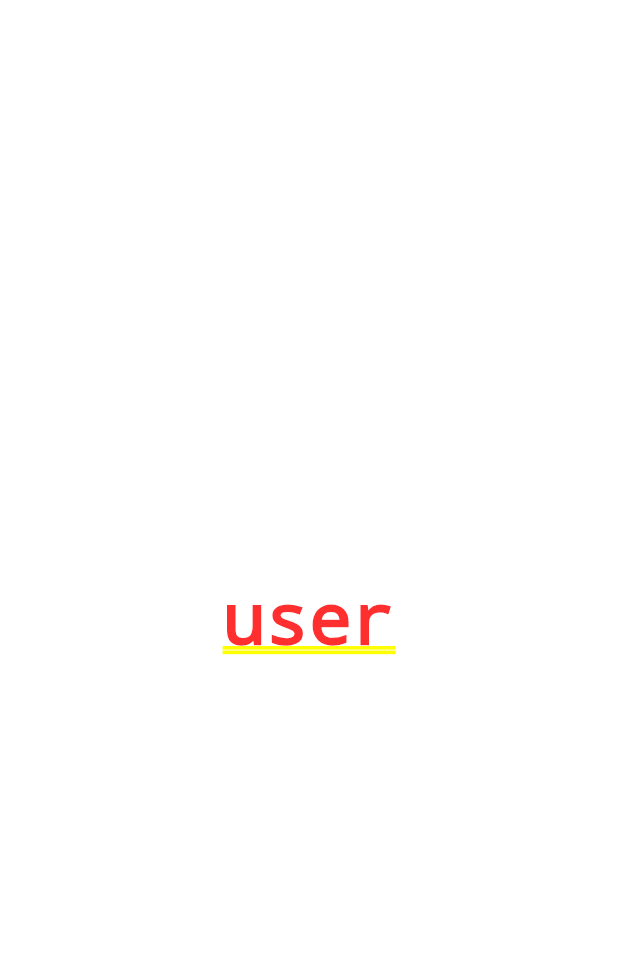
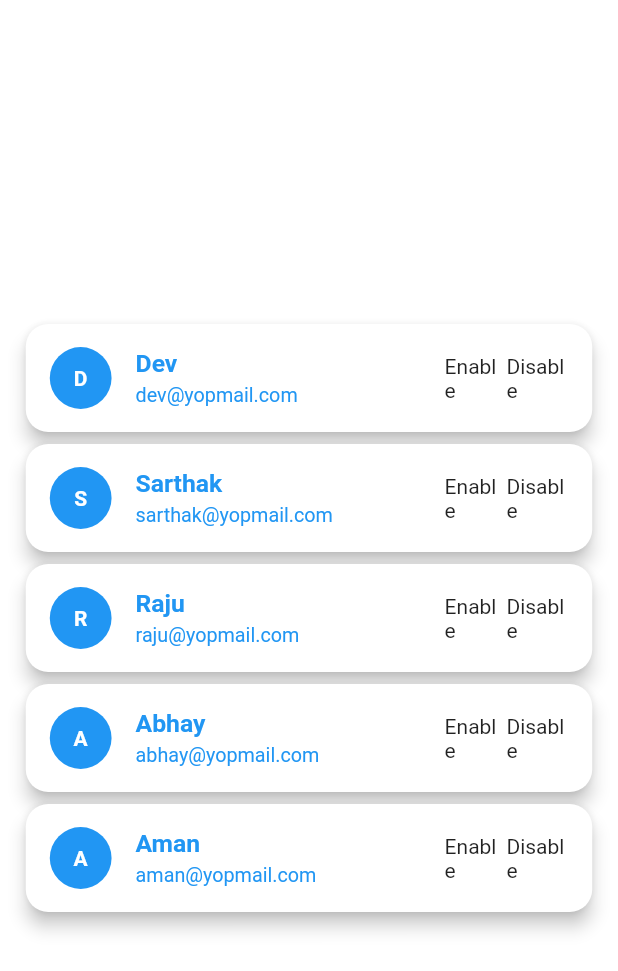
Before and after one commit to vivek45998/BuildEzi-Admin, a Flutter app: the UserPage screen opened by its route, on a phone screen of 412 x 824 dp. Shown: the top 971 px of the screen. Run offline on Flutter 3.47's test engine with Material 2 defaults, Android fonts, the phone set to English and light mode, and no system bars; our stand-ins replace email_validator, get_storage, google_fonts; missing offline and left inert: flutter_admin_scaffold; accounts and stored records are empty; network calls fail; Roboto replaces fonts that are missing (Sk-modernist).

Commit message:
user listing and start to work on user detail page

```diff
--- /dev/null
+++ b/assets/user_list.json
@@ -0,0 +1,45 @@
+[
+  {
+    "firstName": "dev",
+    "lastName": "mishra",
+    "email": "dev@yopmail.com",
+    "id": "1",
+    "type": "owner",
+    "image": "https://www.gravatar.com/avatar/205e460b479e2e5b48aec07710c08d50"
+  },
+  {
+    "firstName": "Sarthak",
+    "lastName": "mishra",
+    "email": "sarthak@yopmail.com",
+    "id": "2",
+    "type": "builder",
+    "image": "https://www.gravatar.com/avatar/205e460b479e2e5b48aec07710c08d50"
+  },
+  {
+    "firstName": "raju",
+    "lastName": "mishra",
+    "email": "raju@yopmail.com",
+    "id": "1",
+    "name": "raju",
+    "type": "builder",
+    "image": "https://www.gravatar.com/avatar/205e460b479e2e5b48aec07710c08d50"
+  },
+  {
+    "firstName": "abhay",
+    "lastName": "mishra",
+    "email": "abhay@yopmail.com",
+    "id": "1",
+    "name": "abhay",
+    "type": "builder",
+    "image": "https://www.gravatar.com/avatar/205e460b479e2e5b48aec07710c08d50"
+  },
+  {
+    "firstName": "aman",
+    "lastName": "mishra",
+    "email": "aman@yopmail.com",
+    "id": "1",
+    "name": "aman",
+    "type": "builder",
+    "image": "https://www.gravatar.com/avatar/205e460b479e2e5b48aec07710c08d50"
+  }
+]
--- a/lib/admin_page/project.dart
+++ b/lib/admin_page/project/project.dart
@@ -2,7 +2,7 @@ import 'package:flutter/material.dart';
 
 class ProjectPage extends StatelessWidget {
   const ProjectPage({Key? key}) : super(key: key);
-  static const String id = "projectPage";
+
 
   @override
   Widget build(BuildContext context) {
--- /dev/null
+++ b/lib/admin_page/user/user_list.dart
@@ -0,0 +1,54 @@
+import 'dart:convert';
+
+import 'package:flutter/material.dart';
+import 'package:flutter/services.dart';
+import 'package:web/admin_page/user/user_page.dart';
+import 'package:web/extention_function.dart';
+import 'package:web/model/user_data.dart';
+import 'package:web/values/app_assets.dart';
+
+class UserPage extends StatefulWidget {
+  const UserPage({Key? key}) : super(key: key);
+
+  @override
+  State<UserPage> createState() => _UserPageState();
+}
+
+class _UserPageState extends State<UserPage> {
+  var userData = <UserData>[];
+
+  @override
+  void initState() {
+    super.initState();
+    readJsonUserList();
+  }
+
+  readJsonUserList() async {
+    var countryData = await rootBundle.loadString(AppAssets.userJson);
+    var list = List<UserData>.from(
+        jsonDecode(countryData).map((x) => UserData.fromJson(x)));
+    userData.clear();
+    setState(() {
+      userData.addAll(list);
+    });
+  }
+
+  @override
+  Widget build(BuildContext context) {
+    return Center(
+      child: ListView.builder(
+        shrinkWrap: true,
+        itemBuilder: (BuildContext context, index) {
+          var user = userData[index];
+          return UserItem(user:user);
+        },
+        itemCount: userData.length,
+      ),
+    );
+    return const Scaffold(
+      body: Center(
+        child: Text("user"),
+      ),
+    );
+  }
+}
--- /dev/null
+++ b/lib/admin_page/user/user_page.dart
@@ -0,0 +1,85 @@
+// ignore_for_file: must_be_immutable
+
+import 'package:flutter/material.dart';
+import 'package:web/admin_page/user/user_detail_page.dart';
+import 'package:web/extention_function.dart';
+import 'package:web/model/user_data.dart';
+import 'package:web/values/app_strings.dart';
+
+class UserItem extends StatelessWidget {
+  UserItem({Key? key, this.user}) : super(key: key);
+  UserData? user;
+  double height = 0;
+  double width = 0;
+
+  @override
+  Widget build(BuildContext context) {
+    height = MediaQuery.of(context).size.height;
+    width = MediaQuery.of(context).size.width;
+    return Padding(
+      padding: EdgeInsets.only(left: height * 0.016, right: height * 0.016),
+      child: Card(
+        elevation: 5,
+        shape: RoundedRectangleBorder(
+          borderRadius: BorderRadius.circular(15.0),
+        ),
+        child: InkWell(
+          onTap: () {
+            Navigator.push(
+              context,
+              MaterialPageRoute(
+                builder: (context) => UserDetail(user:user),
+              ),
+            );
+          },
+          child: ListTile(
+            leading: Container(
+              width: width * 0.1,
+              decoration: const BoxDecoration(
+                shape: BoxShape.circle,
+                color: Colors.blue,
+              ),
+              child: Center(
+                child: Text(
+                  user?.firstName![0].toUpperCase() ?? '',
+                  style: const TextStyle(
+                      color: Colors.white,
+                      fontFamily: "Sk-modernist",
+                      fontWeight: FontWeight.w600),
+                ),
+              ),
+            ),
+            title: Text(
+              user?.firstName.toString().capitalize() ?? "".capitalize(),
+              style: TextStyle(
+                fontSize: height * 0.020,
+                fontWeight: FontWeight.w600,
+                color: Colors.blue,
+              ),
+            ),
+            subtitle: Text(
+              user?.email ?? "",
+              style: TextStyle(
+                  fontSize: height * 0.016,
+                  fontWeight: FontWeight.w400,
+                  color: Colors.blue),
+            ),
+            trailing: SizedBox(
+              width: width * 0.2,
+              child: Row(
+                children: [
+                  Expanded(
+                    child: Text(AppStrings.enable.capitalize()),
+                  ),
+                  Expanded(
+                    child: Text(AppStrings.disable.capitalize()),
+                  )
+                ],
+              ),
+            ),
+          ),
+        ),
+      ),
+    );
+  }
+}
--- a/lib/admin_page/user_page.dart
+++ /dev/null
@@ -1,14 +0,0 @@
-import 'package:flutter/cupertino.dart';
-import 'package:flutter/material.dart';
-
-class UserPage extends StatelessWidget {
-  const UserPage({Key? key}) : super(key: key);
-static const String id="userPage";
-  @override
-  Widget build(BuildContext context) {
-    return const Center(
-      child: Text("user"),
-    );
-    return const Scaffold(body: Center(child: Text("user"),),);
-  }
-}
--- /dev/null
+++ b/lib/model/user_data.dart
@@ -0,0 +1,35 @@
+class UserData {
+  UserData({
+     this.email,
+  this.id,
+    this.firstName,
+    this.type,
+    this.lastName,
+    this.image
+  });
+
+  String? lastName;
+  String ?email;
+  String ?id;
+  String ?firstName;
+  String ?type;
+  String ?image;
+
+  factory UserData.fromJson(Map<String, dynamic> json) => UserData(
+    email: json["email"],
+    id: json["id"],
+    firstName: json["firstName"],
+    lastName: json["lastName"],
+    type: json["type"],
+    image: json["image"],
+  );
+
+  Map<String, dynamic> toJson() => {
+    "email": email,
+    "id": id,
+    "firstName": firstName,
+    "type": type,
+    "lastName":lastName,
+    "image":image
+  };
+}
--- a/lib/route/router.dart
+++ b/lib/route/router.dart
@@ -1,7 +1,7 @@
 import 'package:flutter/material.dart';
-import 'package:web/admin_page/dashboard.dart';
-import 'package:web/admin_page/project.dart';
-import 'package:web/admin_page/user_page.dart';
+import 'package:web/admin_page/dashboard/dashboard.dart';
+import 'package:web/admin_page/project/project.dart';
+import 'package:web/admin_page/user/user_list.dart';
 import 'package:web/login_page.dart';
 import 'package:web/route/router_name.dart';
 import 'package:web/sample_page.dart';
--- a/lib/utiils/utils.page.dart
+++ b/lib/utiils/utils.page.dart
@@ -1,9 +1,10 @@
 import 'package:flutter/material.dart';
+import 'package:web/extention_function.dart';
 
 class Utils {
   static showSnackBar(String text, context, color) {
     var snackBar = SnackBar(
-      content: Text(text),
+      content: Text(text.capitalize()),
       backgroundColor: color,
       elevation: 10,
       behavior: SnackBarBehavior.floating,
--- a/lib/values/app_assets.dart
+++ b/lib/values/app_assets.dart
@@ -3,4 +3,5 @@ class AppAssets {
   static const String buildEziIcon="assets/images/buildEzi.png";
   static const String buildEziSvgIcon="assets/images/build_ezi.svg";
   static const String buildEziPngIcon="assets/images/build_ezi_logo.png";
+  static const String userJson="assets/user_list.json";
 }
--- a/lib/values/app_strings.dart
+++ b/lib/values/app_strings.dart
@@ -16,4 +16,6 @@ class AppStrings {
   static const String enterPasswordLabel = 'enter password';
 
   static const String projectPage = 'ALL PROJECTS';
+  static const String enable = 'enable';
+  static const String disable = 'disable';
 }
--- a/pubspec.yaml
+++ b/pubspec.yaml
@@ -68,6 +68,7 @@ flutter:
   # To add assets to your application, add an assets section, like this:
   assets:
     - assets/images/
+    - assets/
   #   - images/a_dot_ham.jpeg
 
   # An image asset can refer to one or more resolution-specific "variants", see
```
Also changed, not shown: lib/admin_page/dashboard.dart (deleted, +0 -15 lines), lib/admin_page/dashboard/dashboard.dart (added, +30 -0 lines), lib/admin_page/user/user_detail_page.dart (added, +79 -0 lines), lib/login_page.dart (+2 -20 lines), lib/sample_page.dart (+8 -29 lines), 1 other file.
